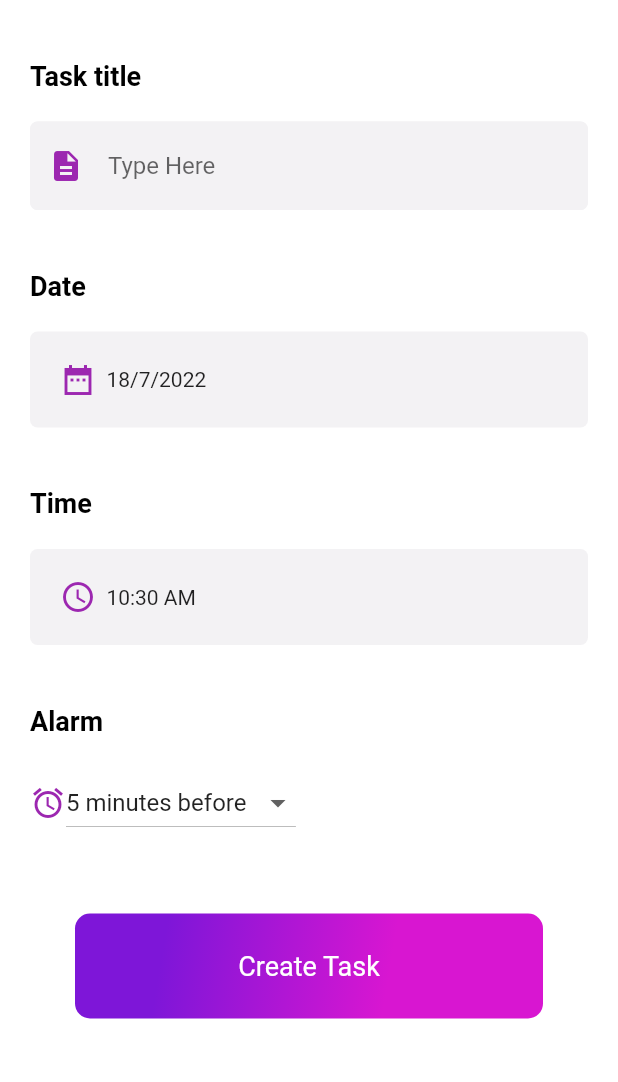
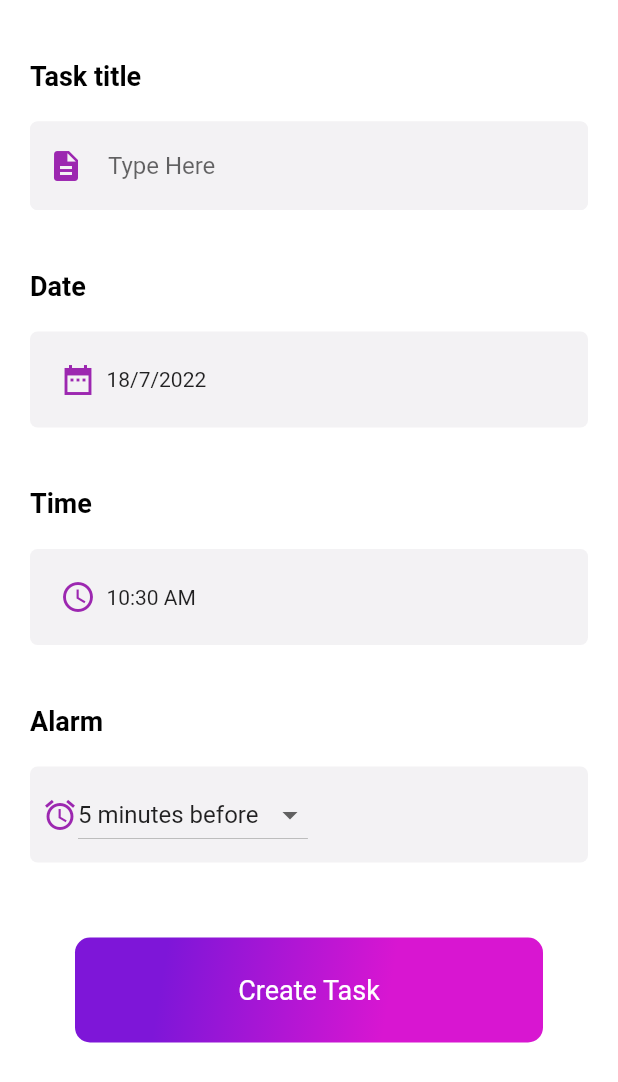
Before and after one commit to DianaEspitia/Flutter-Test-App-Aut, a Flutter app: the CornerCard screen opened directly, on a phone screen of 412 x 824 dp. Shown: the top 1082 px of the screen. Run offline on Flutter 3.47's test engine with Material 2 defaults, Android fonts, the light colour scheme and no system bars; our stand-ins replace sqflite; accounts and stored records are empty.

Commit message:
Se agrega el selector de la alarma

```diff
--- /dev/null
+++ b/my_flutter_application/lib/widgets/createTask/alarm_dropdown.dart
@@ -0,0 +1,95 @@
+import 'package:flutter/material.dart';
+import 'package:my_flutter_application/widgets/createTask/general_btn_widget.dart';
+
+class AlarmDropdown extends StatelessWidget {
+  final Function(int?) setAlarm;
+  const AlarmDropdown({Key? key, required this.setAlarm}) : super(key: key);
+
+  @override
+  Widget build(BuildContext context) {
+    return Container(
+        child: Column(
+          crossAxisAlignment: CrossAxisAlignment.start,
+          children: <Widget>[title(), selectAlarm(setAlarm: setAlarm)],
+        ));
+  }
+}
+
+
+class title extends StatelessWidget {
+  const title({Key? key}) : super(key: key);
+
+  @override
+  Widget build(BuildContext context) {
+    return Container(
+      margin: EdgeInsets.only(top: 40.0, left: 20.0),
+      child: Text(
+        'Alarm',
+        style: TextStyle(
+          color: Colors.black,
+          fontWeight: FontWeight.bold,
+          fontSize: 18.0,
+        ),
+      ),
+    );
+  }
+}
+
+
+
+class selectAlarm extends StatefulWidget {
+  final Function(int?) setAlarm;
+  const selectAlarm({Key? key, required this.setAlarm}) : super(key: key);
+
+  @override
+  State<selectAlarm> createState() => _selectAlarmState();
+}
+
+class _selectAlarmState extends State<selectAlarm> {
+
+  // Initial Selected Value
+  int dropdownvalue = 5;
+
+  // List of items in our dropdown menu
+  List<DropdownMenuItem<int>> get dropdownItems {
+    List<DropdownMenuItem<int>> menuItems = [
+      DropdownMenuItem(child: Text("5 minutes before"), value: 5),
+      DropdownMenuItem(child: Text("10 minutes before"), value: 10),
+      DropdownMenuItem(child: Text("15 minutes before"), value: 15),
+      DropdownMenuItem(child: Text("20 minutes before"), value: 20),
+      DropdownMenuItem(child: Text("25 minutes before"), value: 25),
+      DropdownMenuItem(child: Text("30 minutes before"), value: 30),
+    ];
+    return menuItems;
+  }
+
+  @override
+  Widget build(BuildContext context) {
+    return InkWell(
+      child: Container(
+          margin: EdgeInsets.only(top: 20.0, left: 20.0, right: 20.0),
+          padding: EdgeInsets.all(8.0),
+          decoration: BoxDecoration(
+            color: Color(0xFFF3F2F4),
+            borderRadius: BorderRadius.circular(5.0),
+          ),
+        child: Row(
+          children: [
+            Icon(Icons.alarm, color: Colors.purple),
+            DropdownButton(
+              isDense: false,
+              isExpanded: false,
+
+              value: dropdownvalue,
+              items: dropdownItems,
+              onChanged: (int? value) {
+                widget.setAlarm(value);
+              },
+
+            )
+
+          ],
+        )));
+  }
+
+}
--- a/my_flutter_application/lib/widgets/createTask/create_task_body_corner.dart
+++ b/my_flutter_application/lib/widgets/createTask/create_task_body_corner.dart
@@ -7,6 +7,7 @@ import 'package:my_flutter_application/screens/home.dart';
 import 'package:my_flutter_application/widgets/createTask/create_task_btn.dart';
 import 'package:my_flutter_application/widgets/createTask/date_picker.dart';
 import 'package:my_flutter_application/widgets/createTask/alarm.dart';
+import 'package:my_flutter_application/widgets/createTask/alarm_dropdown.dart';
 
 class CornerCard extends StatefulWidget {
   const CornerCard({Key? key}) : super(key: key);
@@ -19,7 +20,7 @@ class _CornerCardState extends State<CornerCard> {
   final TextEditingController titleController = TextEditingController();
   TimeOfDay selectedTime = TimeOfDay.now();
   DateTime selectedDate = DateTime.now();
-  final TextEditingController alarmController = TextEditingController();
+  int alarmValue = 5;
 
   @override
   Widget build(BuildContext context) {
@@ -37,7 +38,7 @@ class _CornerCardState extends State<CornerCard> {
                       TaskTitle(controller: titleController),
                       DatePicker(selectedDate: selectedDate, setDate: (currentDate) => _setDatePicker(currentDate)),
                       TimePickerWidget(selectedTime: selectedTime, setTime: (timeOfDay) => _setTimePicker(timeOfDay)),
-                      Alarm(),
+                      AlarmDropdown(setAlarm: (int) => _setAlarm(int)),
                       CreateTaskButton(onTap: _onSaveData,
                       ),
                     ],
@@ -67,11 +68,17 @@ class _CornerCardState extends State<CornerCard> {
     }
   }
 
+  _setAlarm(int? value) async {
+    setState(() {
+      alarmValue = value!;
+    });
+  }
+
     void _onSaveData() {
       ModelTask _newTask = ModelTask(
         title: titleController.text,
         date: '${selectedDate.day}/${selectedDate.month}/${selectedDate.year}',
-        alarm: 10,
+        alarm: alarmValue,
         time: selectedTime.format(context).toString(),
       );
       DatabaseHelper().insertTask(_newTask);
--- a/my_flutter_application/lib/widgets/createTask/general_btn_widget.dart
+++ b/my_flutter_application/lib/widgets/createTask/general_btn_widget.dart
@@ -42,23 +42,6 @@ class ButtonWidget extends StatelessWidget {
             ),
           ],
         ));
-    /*return InkWell(
-      onTap: onTap,
-      child: Container(
-        margin: EdgeInsets.only(top: 20.0, left: 20.0, right: 20.0),
-        padding: EdgeInsets.all(20.0),
-        decoration: BoxDecoration(
-          color: Color(0xFFF3F2F4),
-          borderRadius: BorderRadius.circular(5.0),
-        ),
-        child: Row(
-          children: [
-            Icon(icon, color: Colors.purple),
-            Text(text),
-          ],
-        ),
-      ),
-    );*/
   }
 }
 
```
